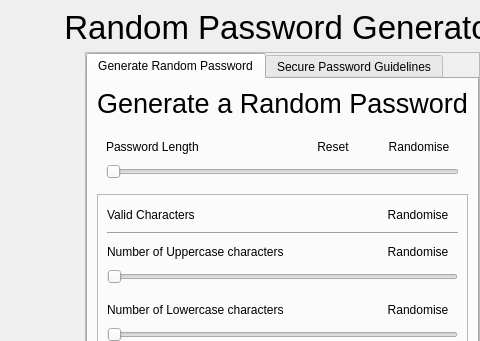
This is ui/main_window.ui in sonalkarmakar/Random-Password-Generator as Qt 5 draws it before an edit; both pictures show x 94 to 574 and y 0 to 341 of the 754 by 726 pixel window. The edited form follows.
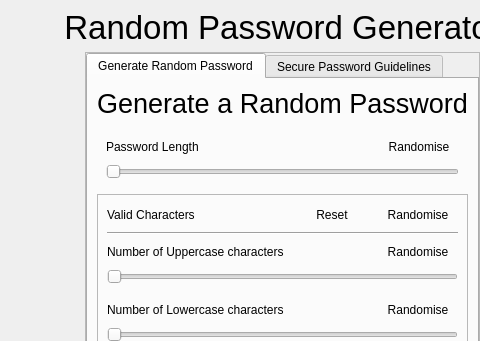
This is the edited form.

Commit message: Renamed existing UI objects appropriately

What changed in the file:
```diff
--- a/ui/main_window.ui
+++ b/ui/main_window.ui
@@ -112,17 +112,7 @@
                    </widget>
                   </item>
                   <item alignment="Qt::AlignRight">
-                   <widget class="QPushButton" name="pushButton_3">
-                    <property name="text">
-                     <string>Reset</string>
-                    </property>
-                    <property name="flat">
-                     <bool>true</bool>
-                    </property>
-                   </widget>
-                  </item>
-                  <item alignment="Qt::AlignRight">
-                   <widget class="QPushButton" name="pushButton">
+                   <widget class="QPushButton" name="PasswdLenRndmzButton">
                     <property name="text">
                      <string>Randomise</string>
                     </property>
@@ -168,9 +158,9 @@
                     <number>0</number>
                    </property>
                    <item>
-                    <layout class="QHBoxLayout" name="horizontalLayout_4">
-                     <item>
-                      <widget class="QLabel" name="label_6">
+                    <layout class="QHBoxLayout" name="ParamsHeaderLayout">
+                     <item alignment="Qt::AlignLeft">
+                      <widget class="QLabel" name="ParamsHeaderLabel">
                        <property name="sizePolicy">
                         <sizepolicy hsizetype="Preferred" vsizetype="Preferred">
                          <horstretch>1</horstretch>
@@ -182,6 +172,16 @@
                        </property>
                       </widget>
                      </item>
+                     <item>
+                      <widget class="QPushButton" name="ParamsResetButton">
+                       <property name="text">
+                        <string>Reset</string>
+                       </property>
+                       <property name="flat">
+                        <bool>true</bool>
+                       </property>
+                      </widget>
+                     </item>
                      <item alignment="Qt::AlignRight">
                       <widget class="QPushButton" name="pushButton_2">
                        <property name="text">
```
Left out of the diff: 72 changed lines with no effect on the pictures.
